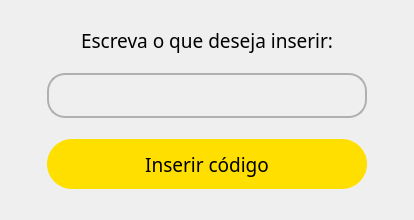
Above: pyqt/ui/cod_dialog_window.ui from MayconTechnoFlex/sousmile before the change. Below: the same form after it.
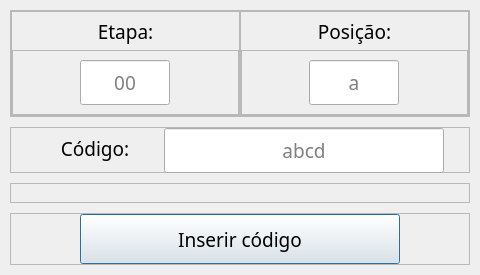
That is the form after the change.

Commit message: Novo dialog para inserir código manualmente

```diff
--- a/pyqt/ui/cod_dialog_window.ui
+++ b/pyqt/ui/cod_dialog_window.ui
@@ -6,8 +6,8 @@
    <rect>
     <x>0</x>
     <y>0</y>
-    <width>414</width>
-    <height>220</height>
+    <width>480</width>
+    <height>275</height>
    </rect>
   </property>
   <property name="sizePolicy">
@@ -18,14 +18,14 @@
   </property>
   <property name="minimumSize">
    <size>
-    <width>414</width>
-    <height>220</height>
+    <width>480</width>
+    <height>275</height>
    </size>
   </property>
   <property name="maximumSize">
    <size>
-    <width>414</width>
-    <height>220</height>
+    <width>480</width>
+    <height>275</height>
    </size>
   </property>
   <property name="windowTitle">
@@ -46,60 +46,279 @@
 QPushButton:pressed{background-color:#dfc200 }
 
 QLineEdit{
-background-color: transparent;
+background-color: white;
 border: 2px solid #b0b0b0;
-padding: 5 15;
 border-radius: 18
-}</string>
+}
+QLineEdit {\ncolor: black; \nbackground-color: white;\nborder-width: 1px;\nborder-radius: 25px;\n}</string>
   </property>
   <layout class="QVBoxLayout" name="verticalLayout">
    <property name="spacing">
-    <number>0</number>
+    <number>10</number>
    </property>
    <property name="leftMargin">
-    <number>25</number>
+    <number>10</number>
    </property>
    <property name="topMargin">
     <number>10</number>
    </property>
    <property name="rightMargin">
-    <number>25</number>
+    <number>10</number>
    </property>
    <property name="bottomMargin">
     <number>10</number>
    </property>
    <item>
-    <widget class="QLabel" name="label">
-     <property name="sizePolicy">
-      <sizepolicy hsizetype="Preferred" vsizetype="Fixed">
-       <horstretch>0</horstretch>
-       <verstretch>0</verstretch>
-      </sizepolicy>
-     </property>
+    <widget class="QFrame" name="frame_3">
      <property name="minimumSize">
       <size>
        <width>0</width>
-       <height>25</height>
+       <height>0</height>
       </size>
      </property>
      <property name="maximumSize">
       <size>
        <width>16777215</width>
-       <height>25</height>
+       <height>120</height>
       </size>
      </property>
-     <property name="font">
-      <font>
-       <family>Equinox Bold</family>
-       <pointsize>14</pointsize>
-      </font>
+     <property name="frameShape">
+      <enum>QFrame::StyledPanel</enum>
      </property>
-     <property name="text">
-      <string>Escreva o que deseja inserir:</string>
+     <property name="frameShadow">
+      <enum>QFrame::Raised</enum>
      </property>
-     <property name="alignment">
-      <set>Qt::AlignBottom|Qt::AlignHCenter</set>
-     </property>
+     <layout class="QHBoxLayout" name="horizontalLayout_3">
+      <property name="spacing">
+       <number>0</number>
+      </property>
+      <property name="leftMargin">
+       <number>0</number>
+      </property>
+      <property name="topMargin">
+       <number>0</number>
+      </property>
+      <property name="rightMargin">
+       <number>0</number>
+      </property>
+      <property name="bottomMargin">
+       <number>0</number>
+      </property>
+      <item>
+       <widget class="QFrame" name="frame_4">
+        <property name="sizePolicy">
+         <sizepolicy hsizetype="Preferred" vsizetype="Preferred">
+          <horstretch>0</horstretch>
+          <verstretch>0</verstretch>
+         </sizepolicy>
+        </property>
+        <property name="minimumSize">
+         <size>
+          <width>0</width>
+          <height>0</height>
+         </size>
+        </property>
+        <property name="maximumSize">
+         <size>
+          <width>230</width>
+          <height>16777215</height>
+         </size>
+        </property>
+        <property name="frameShape">
+         <enum>QFrame::StyledPanel</enum>
+        </property>
+        <property name="frameShadow">
+         <enum>QFrame::Raised</enum>
+        </property>
+        <layout class="QVBoxLayout" name="verticalLayout_3">
+         <property name="spacing">
+          <number>0</number>
+         </property>
+         <property name="leftMargin">
+          <number>0</number>
+         </property>
+         <property name="topMargin">
+          <number>0</number>
+         </property>
+         <property name="rightMargin">
+          <number>0</number>
+         </property>
+         <property name="bottomMargin">
+          <number>0</number>
+         </property>
+         <item>
+          <widget class="QLabel" name="label_2">
+           <property name="font">
+            <font>
+             <family>Equinox Bold</family>
+             <pointsize>14</pointsize>
+            </font>
+           </property>
+           <property name="text">
+            <string>Etapa:</string>
+           </property>
+           <property name="alignment">
+            <set>Qt::AlignCenter</set>
+           </property>
+          </widget>
+         </item>
+         <item>
+          <widget class="QFrame" name="frame_7">
+           <property name="frameShape">
+            <enum>QFrame::StyledPanel</enum>
+           </property>
+           <property name="frameShadow">
+            <enum>QFrame::Raised</enum>
+           </property>
+           <layout class="QHBoxLayout" name="horizontalLayout_4">
+            <item>
+             <widget class="QLineEdit" name="le_etapa">
+              <property name="minimumSize">
+               <size>
+                <width>90</width>
+                <height>45</height>
+               </size>
+              </property>
+              <property name="maximumSize">
+               <size>
+                <width>90</width>
+                <height>45</height>
+               </size>
+              </property>
+              <property name="font">
+               <font>
+                <family>Equinox Bold</family>
+                <pointsize>14</pointsize>
+               </font>
+              </property>
+              <property name="text">
+               <string/>
+              </property>
+              <property name="alignment">
+               <set>Qt::AlignCenter</set>
+              </property>
+              <property name="placeholderText">
+               <string>00</string>
+              </property>
+             </widget>
+            </item>
+           </layout>
+          </widget>
+         </item>
+        </layout>
+       </widget>
+      </item>
+      <item>
+       <widget class="QFrame" name="frame_5">
+        <property name="sizePolicy">
+         <sizepolicy hsizetype="Preferred" vsizetype="Preferred">
+          <horstretch>0</horstretch>
+          <verstretch>0</verstretch>
+         </sizepolicy>
+        </property>
+        <property name="minimumSize">
+         <size>
+          <width>0</width>
+          <height>0</height>
+         </size>
+        </property>
+        <property name="maximumSize">
+         <size>
+          <width>230</width>
+          <height>16777215</height>
+         </size>
+        </property>
+        <property name="frameShape">
+         <enum>QFrame::StyledPanel</enum>
+        </property>
+        <property name="frameShadow">
+         <enum>QFrame::Raised</enum>
+        </property>
+        <layout class="QVBoxLayout" name="verticalLayout_2">
+         <property name="spacing">
+          <number>0</number>
+         </property>
+         <property name="leftMargin">
+          <number>0</number>
+         </property>
+         <property name="topMargin">
+          <number>0</number>
+         </property>
+         <property name="rightMargin">
+          <number>0</number>
+         </property>
+         <property name="bottomMargin">
+          <number>0</number>
+         </property>
+         <item>
+          <widget class="QLabel" name="label_3">
+           <property name="font">
+            <font>
+             <family>Equinox Bold</family>
+             <pointsize>14</pointsize>
+            </font>
+           </property>
+           <property name="text">
+            <string>Posição:</string>
+           </property>
+           <property name="alignment">
+            <set>Qt::AlignCenter</set>
+           </property>
+          </widget>
+         </item>
+         <item>
+          <widget class="QFrame" name="frame_6">
+           <property name="minimumSize">
+            <size>
+             <width>0</width>
+             <height>0</height>
+            </size>
+           </property>
+           <property name="frameShape">
+            <enum>QFrame::StyledPanel</enum>
+           </property>
+           <property name="frameShadow">
+            <enum>QFrame::Raised</enum>
+           </property>
+           <layout class="QHBoxLayout" name="horizontalLayout_6">
+            <item>
+             <widget class="QLineEdit" name="le_pos">
+              <property name="minimumSize">
+               <size>
+                <width>90</width>
+                <height>45</height>
+               </size>
+              </property>
+              <property name="maximumSize">
+               <size>
+                <width>90</width>
+                <height>45</height>
+               </size>
+              </property>
+              <property name="font">
+               <font>
+                <family>Equinox Bold</family>
+                <pointsize>14</pointsize>
+               </font>
+              </property>
+              <property name="text">
+               <string/>
+              </property>
+              <property name="alignment">
+               <set>Qt::AlignCenter</set>
+              </property>
+              <property name="placeholderText">
+               <string>a</string>
+              </property>
+             </widget>
+            </item>
+           </layout>
+          </widget>
+         </item>
+        </layout>
+       </widget>
+      </item>
+     </layout>
     </widget>
    </item>
    <item>
@@ -124,31 +343,65 @@
      </property>
      <layout class="QHBoxLayout" name="horizontalLayout">
       <property name="spacing">
-       <number>0</number>
+       <number>10</number>
       </property>
       <property name="leftMargin">
-       <number>0</number>
+       <number>25</number>
       </property>
       <property name="topMargin">
        <number>0</number>
       </property>
       <property name="rightMargin">
-       <number>0</number>
+       <number>25</number>
       </property>
       <property name="bottomMargin">
        <number>0</number>
       </property>
       <item>
-       <widget class="QLineEdit" name="txt_code">
+       <widget class="QLabel" name="label">
+        <property name="sizePolicy">
+         <sizepolicy hsizetype="Preferred" vsizetype="Fixed">
+          <horstretch>0</horstretch>
+          <verstretch>0</verstretch>
+         </sizepolicy>
+        </property>
         <property name="minimumSize">
          <size>
-          <width>320</width>
+          <width>0</width>
+          <height>25</height>
+         </size>
+        </property>
+        <property name="maximumSize">
+         <size>
+          <width>16777215</width>
+          <height>25</height>
+         </size>
+        </property>
+        <property name="font">
+         <font>
+          <family>Equinox Bold</family>
+          <pointsize>14</pointsize>
+         </font>
+        </property>
+        <property name="text">
+         <string>Código:</string>
+        </property>
+        <property name="alignment">
+         <set>Qt::AlignBottom|Qt::AlignHCenter</set>
+        </property>
+       </widget>
+      </item>
+      <item>
+       <widget class="QLineEdit" name="le_code">
+        <property name="minimumSize">
+         <size>
+          <width>280</width>
           <height>45</height>
          </size>
         </property>
         <property name="maximumSize">
          <size>
-          <width>320</width>
+          <width>280</width>
           <height>45</height>
          </size>
         </property>
@@ -160,6 +413,67 @@
         </property>
         <property name="text">
          <string/>
+        </property>
+        <property name="alignment">
+         <set>Qt::AlignCenter</set>
+        </property>
+        <property name="placeholderText">
+         <string>abcd</string>
+        </property>
+       </widget>
+      </item>
+     </layout>
+    </widget>
+   </item>
+   <item>
+    <widget class="QFrame" name="frame_8">
+     <property name="minimumSize">
+      <size>
+       <width>0</width>
+       <height>20</height>
+      </size>
+     </property>
+     <property name="maximumSize">
+      <size>
+       <width>16777215</width>
+       <height>20</height>
+      </size>
+     </property>
+     <property name="frameShape">
+      <enum>QFrame::StyledPanel</enum>
+     </property>
+     <property name="frameShadow">
+      <enum>QFrame::Raised</enum>
+     </property>
+     <layout class="QHBoxLayout" name="horizontalLayout_5">
+      <property name="spacing">
+       <number>0</number>
+      </property>
+      <property name="leftMargin">
+       <number>0</number>
+      </property>
+      <property name="topMargin">
+       <number>0</number>
+      </property>
+      <property name="rightMargin">
+       <number>0</number>
+      </property>
+      <property name="bottomMargin">
+       <number>0</number>
+      </property>
+      <item>
+       <widget class="QLabel" name="lbl_info">
+        <property name="font">
+         <font>
+          <family>Equinox Bold</family>
+          <pointsize>10</pointsize>
+         </font>
+        </property>
+        <property name="text">
+         <string/>
+        </property>
+        <property name="alignment">
+         <set>Qt::AlignCenter</set>
         </property>
        </widget>
       </item>
```
The commit also changes 4 other files.
